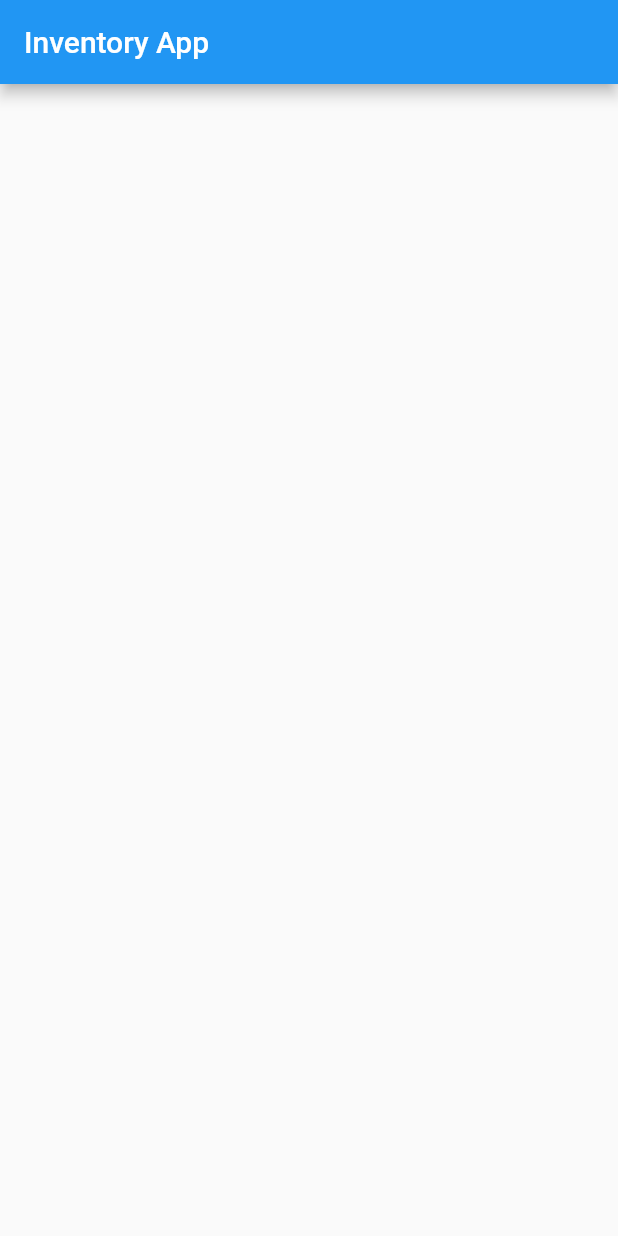
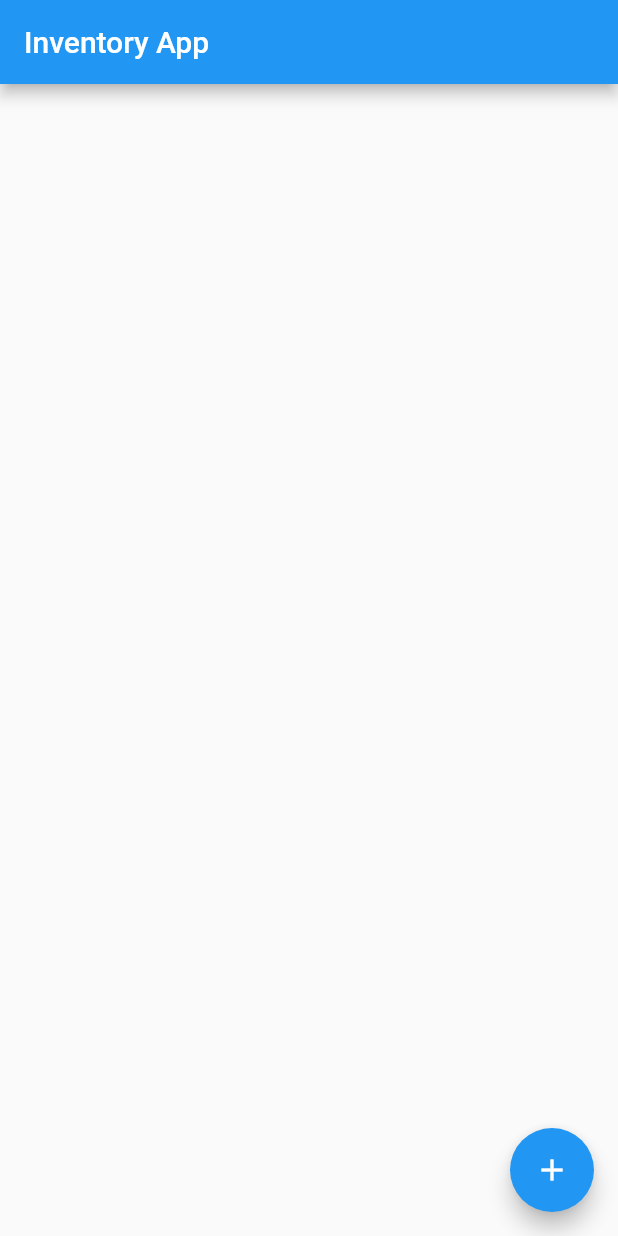
Before and after one commit to ardianasman/Aplikasi-Inventori-Android, a Flutter app: the screen it shows after launch, on a phone screen of 412 x 824 dp. Run offline on Flutter 3.47's test engine with Material 2 defaults, Android fonts, the phone set to English and light mode, and no system bars.

Commit message:
coba fab

```diff
--- a/project_ambw/lib/main.dart
+++ b/project_ambw/lib/main.dart
@@ -5,7 +5,7 @@ void main() {
 }
 
 class MyApp extends StatefulWidget {
-  const MyApp({ Key? key }) : super(key: key);
+  const MyApp({Key? key}) : super(key: key);
 
   @override
   State<MyApp> createState() => _MyAppState();
@@ -28,7 +28,10 @@ class _MyAppState extends State<MyApp> {
               ],
             ),
           ),
-      )
-    );
+          floatingActionButton: FloatingActionButton(
+            onPressed: () {},
+            child: Icon(Icons.add),
+          ),
+        ));
   }
 }
```
Lines whose indentation alone changed are shown as unchanged.
